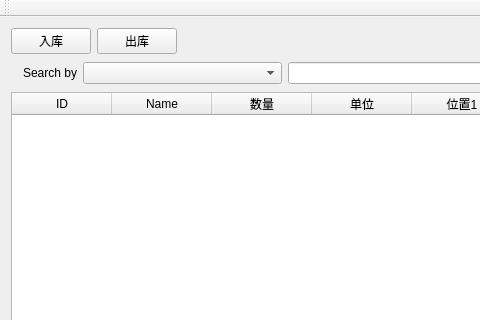
Before: the Qt Designer form StorageManager/MainWindow.ui in huqng/StorageManager, drawn with Qt 5; both pictures show x 0 to 480 and y 0 to 320 of the 1002 by 665 pixel window.
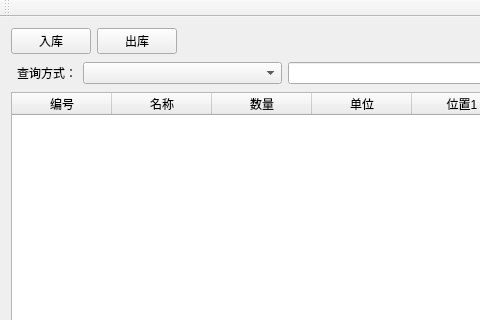
After: the same form once the commit is applied.

Patch:
```diff
--- a/StorageManager/MainWindow.ui
+++ b/StorageManager/MainWindow.ui
@@ -65,7 +65,7 @@
       <item>
        <widget class="QLabel" name="label">
         <property name="text">
-         <string>Search by</string>
+         <string>查询方式：</string>
         </property>
         <property name="alignment">
          <set>Qt::AlignRight|Qt::AlignTrailing|Qt::AlignVCenter</set>
@@ -104,12 +104,12 @@
       </attribute>
       <column>
        <property name="text">
-        <string>ID</string>
+        <string>编号</string>
        </property>
       </column>
       <column>
        <property name="text">
-        <string>Name</string>
+        <string>名称</string>
        </property>
       </column>
       <column>
```
Left out of the diff: 2 changed lines with no effect on the pictures.
